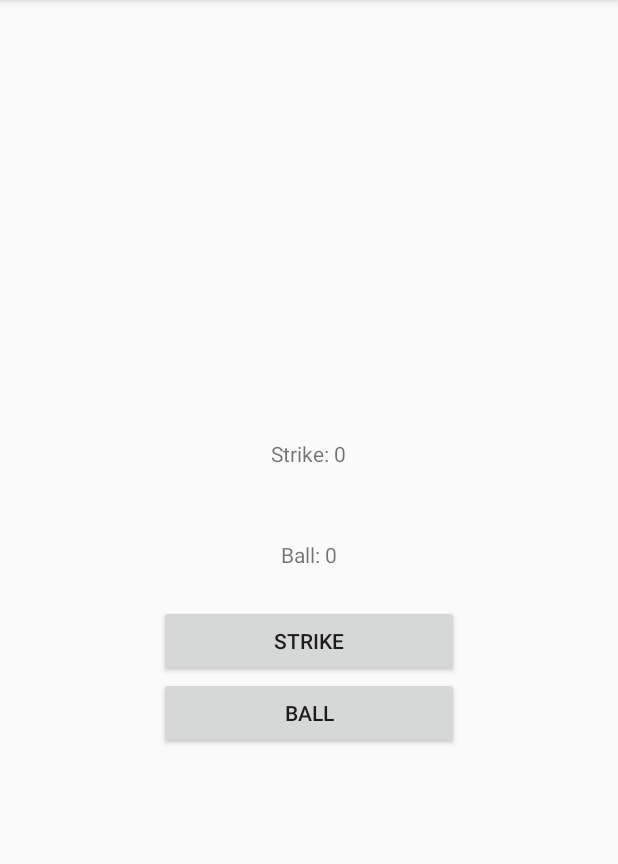
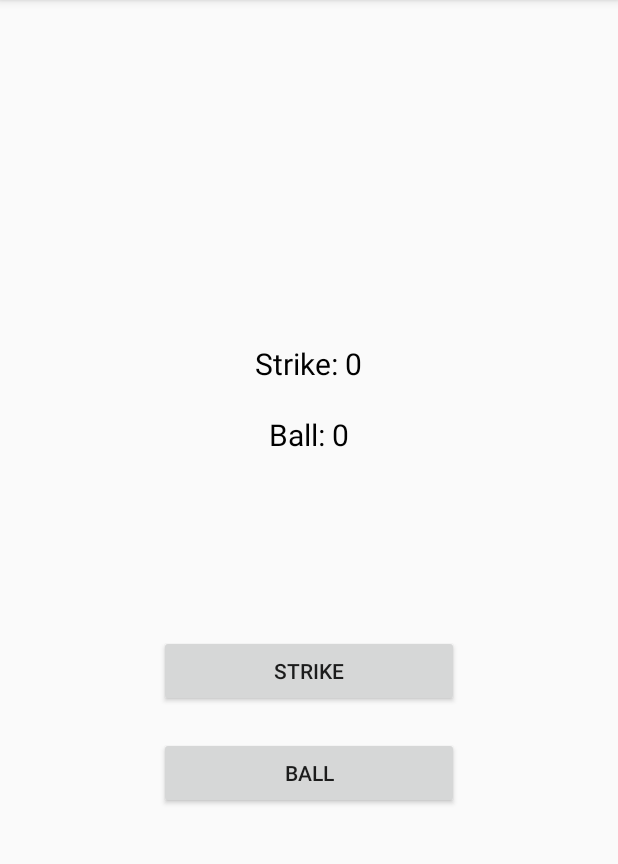
Before and after one commit to m1tche11d13/UmpireBuddy, an Android app: the screen it shows after launch (UmpireActivity), on a phone screen of 412 x 824 dp, the part 84-948 px from its top. Run offline under Robolectric (Android 15) with nearby library versions, the phone set to English and light mode, and no system bars.

Commit message:
Cleaned up the layout

```diff
--- a/app/src/main/res/layout/activity_umpire.xml
+++ b/app/src/main/res/layout/activity_umpire.xml
@@ -10,24 +10,36 @@
         android:id="@+id/strike_text_view"
         android:layout_width="wrap_content"
         android:layout_height="wrap_content"
-        android:padding="24dp"/>
+        android:textColor="@android:color/black"
+        android:textSize="20dp"
+        android:padding="10dp"/>
 
     <TextView
         android:id="@+id/ball_text_view"
         android:layout_width="wrap_content"
         android:layout_height="wrap_content"
-        android:padding="24dp"/>
+        android:textColor="@android:color/black"
+        android:textSize="20dp"
+        android:padding="10dp"/>
+
+    <TextView
+        android:layout_width="match_parent"
+        android:layout_height="100dp"/>
 
     <Button
         android:id="@+id/strike_button"
         android:layout_width="200dp"
         android:layout_height="wrap_content"
-        android:text="@string/strike_button"/>
+        android:textSize="14dp"
+        android:text="@string/strike_button"
+        android:layout_margin="10dp"/>
 
     <Button
         android:id="@+id/ball_button"
         android:layout_width="200dp"
         android:layout_height="wrap_content"
-        android:text="@string/ball_button"/>
+        android:textSize="14dp"
+        android:text="@string/ball_button"
+        android:layout_margin="10dp"/>
 
 </LinearLayout>
```
